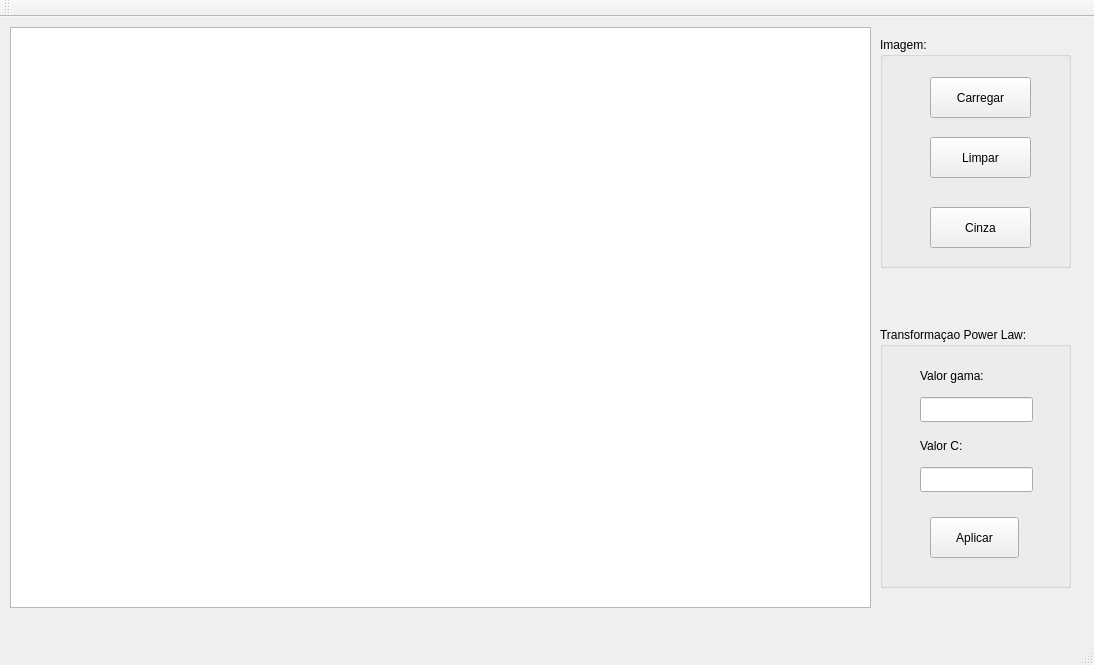
FeBarbosa/PI, file 04-intensidadePowerLaw/mainwindow.ui: the form before one commit.
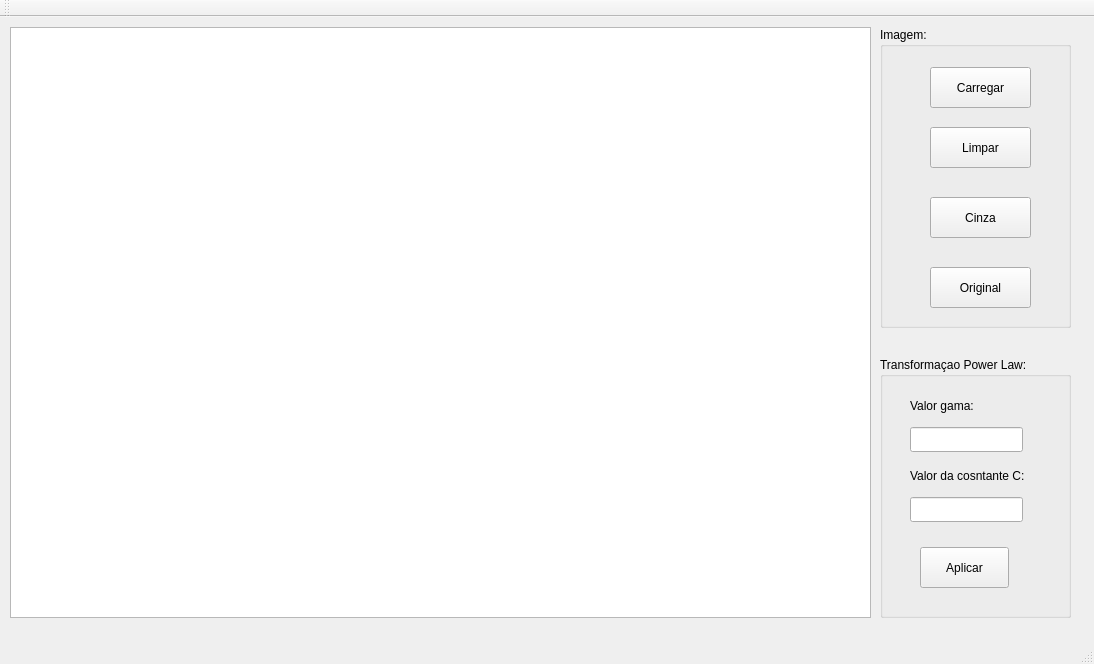
The form after the commit.

Diff of the .ui file:
```diff
--- a/04-intensidadePowerLaw/mainwindow.ui
+++ b/04-intensidadePowerLaw/mainwindow.ui
@@ -7,7 +7,7 @@
     <x>0</x>
     <y>0</y>
     <width>1094</width>
-    <height>665</height>
+    <height>664</height>
    </rect>
   </property>
   <property name="windowTitle">
@@ -20,7 +20,7 @@
       <x>10</x>
       <y>10</y>
       <width>861</width>
-      <height>581</height>
+      <height>591</height>
      </rect>
     </property>
    </widget>
@@ -28,7 +28,7 @@
     <property name="geometry">
      <rect>
       <x>880</x>
-      <y>310</y>
+      <y>340</y>
       <width>191</width>
       <height>261</height>
      </rect>
@@ -39,7 +39,7 @@
     <widget class="QPushButton" name="aplicar">
      <property name="geometry">
       <rect>
-       <x>50</x>
+       <x>40</x>
        <y>190</y>
        <width>89</width>
        <height>41</height>
@@ -52,7 +52,7 @@
     <widget class="QLineEdit" name="gama">
      <property name="geometry">
       <rect>
-       <x>40</x>
+       <x>30</x>
        <y>70</y>
        <width>113</width>
        <height>25</height>
@@ -62,7 +62,7 @@
     <widget class="QLabel" name="gama_2">
      <property name="geometry">
       <rect>
-       <x>40</x>
+       <x>30</x>
        <y>40</y>
        <width>91</width>
        <height>17</height>
@@ -75,20 +75,20 @@
     <widget class="QLabel" name="gama_3">
      <property name="geometry">
       <rect>
-       <x>40</x>
+       <x>30</x>
        <y>110</y>
-       <width>91</width>
+       <width>151</width>
        <height>17</height>
       </rect>
      </property>
      <property name="text">
-      <string>Valor C:</string>
+      <string>Valor da cosntante C:</string>
      </property>
     </widget>
     <widget class="QLineEdit" name="constanteC">
      <property name="geometry">
       <rect>
-       <x>40</x>
+       <x>30</x>
        <y>140</y>
        <width>113</width>
        <height>25</height>
@@ -100,9 +100,9 @@
     <property name="geometry">
      <rect>
       <x>880</x>
-      <y>20</y>
+      <y>10</y>
       <width>191</width>
-      <height>231</height>
+      <height>301</height>
      </rect>
     </property>
     <property name="title">
@@ -147,6 +147,19 @@
       <string>Cinza</string>
      </property>
     </widget>
+    <widget class="QPushButton" name="imgOriginal">
+     <property name="geometry">
+      <rect>
+       <x>50</x>
+       <y>240</y>
+       <width>101</width>
+       <height>41</height>
+      </rect>
+     </property>
+     <property name="text">
+      <string>Original</string>
+     </property>
+    </widget>
    </widget>
   </widget>
   <widget class="QMenuBar" name="menuBar">
```
